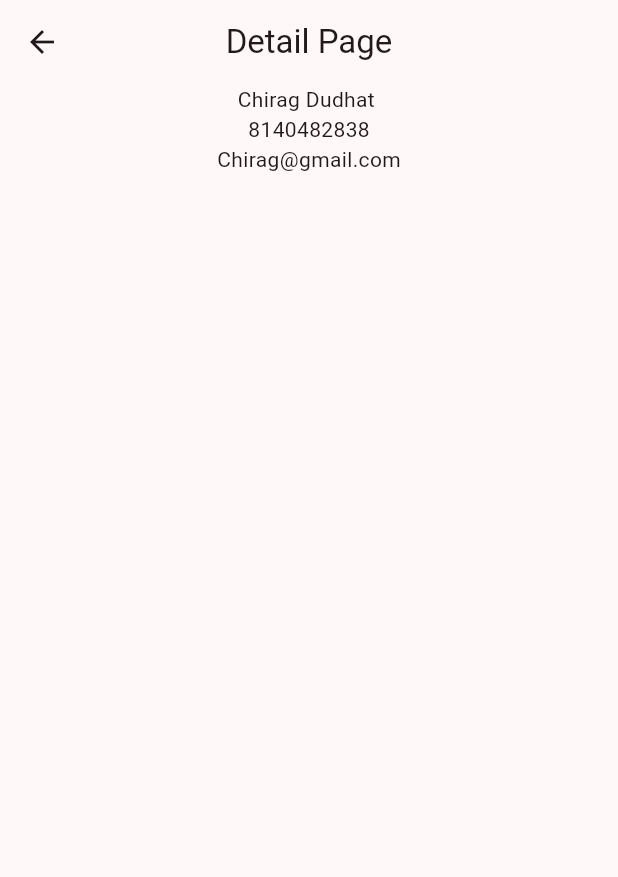
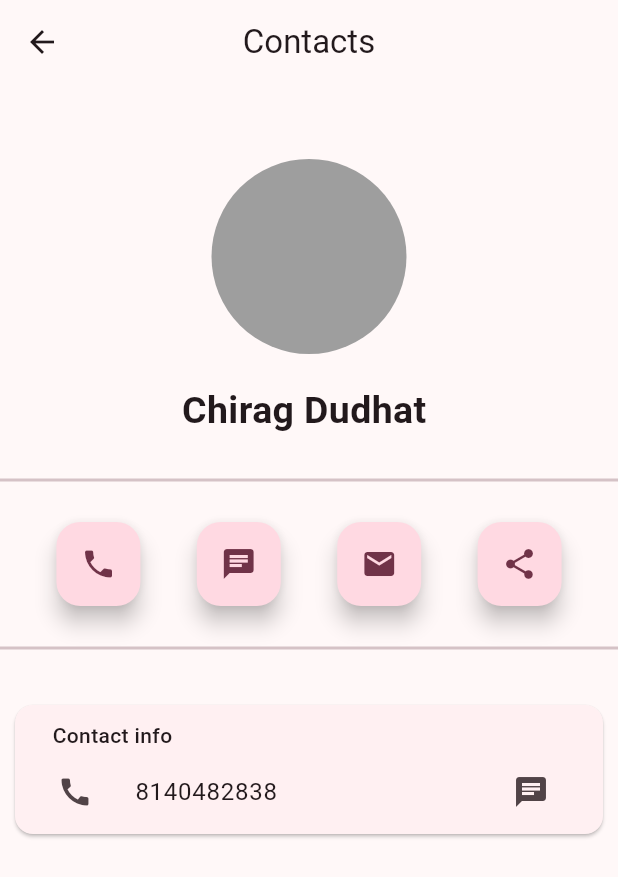
Before and after one commit to Bhavin1313/Bhavin1313_contact_diary_flutter_app, a Flutter app: the Detail_Page screen opened directly with sample values from the repository, on a phone screen of 412 x 824 dp. Shown: the top 877 px of the screen. Run offline on Flutter 3.47's test engine with Material 2 defaults, Android fonts, the light colour scheme and no system bars; our stand-ins replace animated_text_kit, google_fonts, image_picker, introduction_screen, shared_preferences; missing offline and left inert: share_extend; accounts and stored records are empty; network calls fail.

Commit message:
detail page

```diff
--- a/lib/Screens/detail_page.dart
+++ b/lib/Screens/detail_page.dart
@@ -1,4 +1,6 @@
 import 'package:flutter/material.dart';
+import 'package:share_extend/share_extend.dart';
+import 'package:url_launcher/url_launcher.dart';
 
 import '../Model/contact_model.dart';
 
@@ -15,16 +17,129 @@ class _Detail_PageState extends State<Detail_Page> {
     Contact data = ModalRoute.of(context)!.settings.arguments as Contact;
     return Scaffold(
       appBar: AppBar(
-        title: Text("Detail Page"),
+        title: Text("Contacts"),
         centerTitle: true,
       ),
-      body: Center(
-        child: Column(
-          children: [
-            Text("${data.firstname} ${data.lastname} "),
-            Text("${data.phonenumber}"),
-            Text("${data.email}"),
-          ],
+      body: SingleChildScrollView(
+        child: Center(
+          child: Column(
+            children: [
+              SizedBox(
+                height: 50,
+              ),
+              Container(
+                height: 130,
+                width: 130,
+                decoration: BoxDecoration(
+                  shape: BoxShape.circle,
+                  color: Colors.grey,
+                ),
+              ),
+              SizedBox(
+                height: 20,
+              ),
+              Text(
+                "${data.firstname} ${data.lastname} ",
+                style: TextStyle(fontWeight: FontWeight.bold, fontSize: 25),
+              ),
+              SizedBox(
+                height: 20,
+              ),
+              Divider(
+                thickness: 2,
+              ),
+              SizedBox(
+                height: 20,
+              ),
+              Row(
+                mainAxisAlignment: MainAxisAlignment.spaceEvenly,
+                children: [
+                  FloatingActionButton(
+                    onPressed: () async {
+                      await launchUrl(
+                        Uri.parse("tel:+91${data.phonenumber}"),
+                      );
+                    },
+                    child: Icon(Icons.phone),
+                    heroTag: null,
+                  ),
+                  FloatingActionButton(
+                    onPressed: () async {
+                      await launchUrl(
+                        Uri.parse("sms:+91${data.phonenumber}"),
+                      );
+                    },
+                    child: Icon(Icons.chat),
+                    heroTag: null,
+                  ),
+                  FloatingActionButton(
+                    onPressed: () async {
+                      await launchUrl(
+                        Uri.parse("mailto:${data.email}"),
+                      );
+                    },
+                    child: Icon(Icons.email),
+                    heroTag: null,
+                  ),
+                  FloatingActionButton(
+                    onPressed: () {
+                      ShareExtend.share(
+                          "${data.firstname} ${data.phonenumber}", "Text");
+                    },
+                    child: Icon(Icons.share),
+                    heroTag: null,
+                  ),
+                ],
+              ),
+              SizedBox(
+                height: 20,
+              ),
+              Divider(
+                thickness: 2,
+              ),
+              SizedBox(
+                height: 20,
+              ),
+              Card(
+                margin: EdgeInsets.all(10),
+                child: Column(
+                  crossAxisAlignment: CrossAxisAlignment.start,
+                  children: [
+                    Padding(
+                      padding: const EdgeInsets.only(left: 25, top: 10),
+                      child: Text(
+                        "Contact info",
+                        style: TextStyle(
+                          fontWeight: FontWeight.w500,
+                        ),
+                      ),
+                    ),
+                    ListTile(
+                      leading: IconButton(
+                        onPressed: () async {
+                          await launchUrl(
+                            Uri.parse("tel:+91${data.phonenumber}"),
+                          );
+                        },
+                        icon: Icon(Icons.call),
+                      ),
+                      title: Text("${data.phonenumber}"),
+                      trailing: IconButton(
+                        onPressed: () async {
+                          await launchUrl(
+                            Uri.parse("sms:+91${data.phonenumber}"),
+                          );
+                        },
+                        icon: Icon(
+                          Icons.chat,
+                        ),
+                      ),
+                    )
+                  ],
+                ),
+              ),
+            ],
+          ),
         ),
       ),
     );
--- a/pubspec.yaml
+++ b/pubspec.yaml
@@ -41,6 +41,10 @@ dependencies:
   provider:
   introduction_screen: ^3.1.11
   shared_preferences: ^2.2.0
+  url_launcher:
+  share_extend:
+  local_auth:
+
 
 dev_dependencies:
   flutter_test:
```
Also changed, not shown: lib/Screens/homepage.dart (+20 -5 lines), pubspec.lock, 6 other files.
